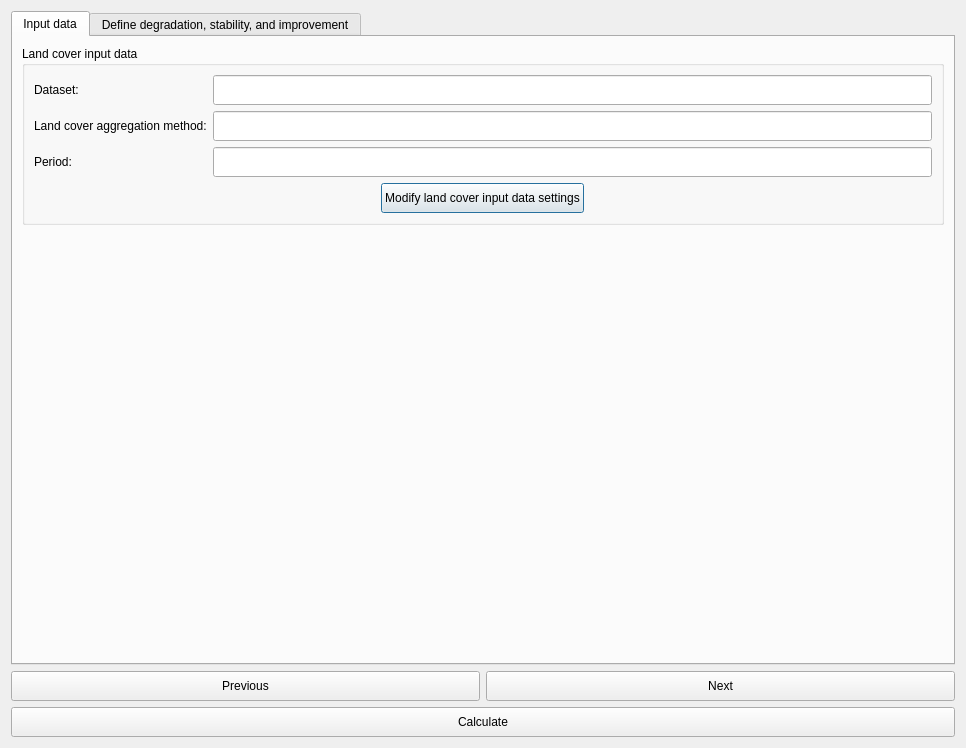
First picture: the form in LDMP/gui/DlgCalculateLC.ui, repository ConservationInternational/trends.earth, before the edit.
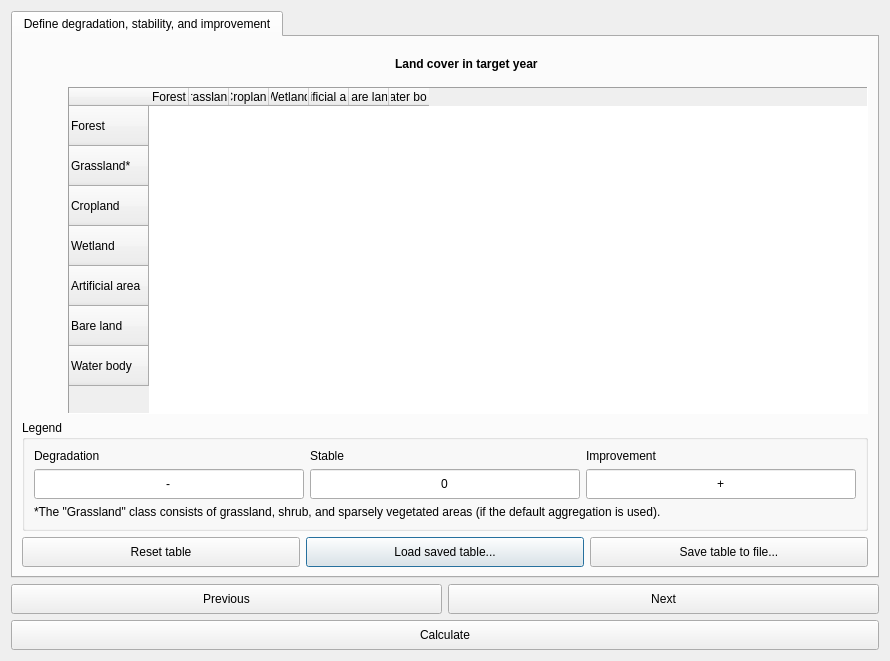
Second picture: the form after the edit.

Commit message: Separate LC setup into a widget to be reused.

What changed in the file:
```diff
--- a/LDMP/gui/DlgCalculateLC.ui
+++ b/LDMP/gui/DlgCalculateLC.ui
@@ -6,8 +6,8 @@
    <rect>
     <x>0</x>
     <y>0</y>
-    <width>966</width>
-    <height>748</height>
+    <width>890</width>
+    <height>656</height>
    </rect>
   </property>
   <property name="sizePolicy">
@@ -34,114 +34,6 @@
      <property name="currentIndex">
       <number>0</number>
      </property>
-     <widget class="QWidget" name="SetupTab">
-      <attribute name="title">
-       <string>Input data</string>
-      </attribute>
-      <layout class="QVBoxLayout" name="verticalLayout_2">
-       <item>
-        <widget class="QGroupBox" name="groupBox">
-         <property name="title">
-          <string>Land cover input data</string>
-         </property>
-         <layout class="QGridLayout" name="gridLayout">
-          <item row="0" column="0">
-           <widget class="QLabel" name="label_4">
-            <property name="text">
-             <string>Dataset:</string>
-            </property>
-           </widget>
-          </item>
-          <item row="2" column="0">
-           <widget class="QLabel" name="label_3">
-            <property name="text">
-             <string>Land cover aggregation method:</string>
-            </property>
-           </widget>
-          </item>
-          <item row="3" column="0">
-           <widget class="QLabel" name="label_2">
-            <property name="text">
-             <string>Period:</string>
-            </property>
-           </widget>
-          </item>
-          <item row="0" column="1">
-           <widget class="QLineEdit" name="lineEdit_dataset">
-            <property name="minimumSize">
-             <size>
-              <width>0</width>
-              <height>30</height>
-             </size>
-            </property>
-            <property name="readOnly">
-             <bool>true</bool>
-            </property>
-           </widget>
-          </item>
-          <item row="2" column="1">
-           <widget class="QLineEdit" name="lineEdit_agg_method">
-            <property name="minimumSize">
-             <size>
-              <width>0</width>
-              <height>30</height>
-             </size>
-            </property>
-            <property name="readOnly">
-             <bool>true</bool>
-            </property>
-           </widget>
-          </item>
-          <item row="3" column="1">
-           <widget class="QLineEdit" name="lineEdit_period">
-            <property name="minimumSize">
-             <size>
-              <width>0</width>
-              <height>30</height>
-             </size>
-            </property>
-            <property name="readOnly">
-             <bool>true</bool>
-            </property>
-           </widget>
-          </item>
-          <item row="4" column="0" colspan="2" alignment="Qt::AlignHCenter">
-           <widget class="QPushButton" name="btn_modify_lc_settings">
-            <property name="minimumSize">
-             <size>
-              <width>200</width>
-              <height>30</height>
-             </size>
-            </property>
-            <property name="maximumSize">
-             <size>
-              <width>400</width>
-              <height>16777215</height>
-             </size>
-            </property>
-            <property name="text">
-             <string>Modify land cover input data settings</string>
-            </property>
-           </widget>
-          </item>
-         </layout>
-        </widget>
-       </item>
-       <item>
-        <spacer name="verticalSpacer_3">
-         <property name="orientation">
-          <enum>Qt::Vertical</enum>
-         </property>
-         <property name="sizeHint" stdset="0">
-          <size>
-           <width>20</width>
-           <height>0</height>
-          </size>
-         </property>
-        </spacer>
-       </item>
-      </layout>
-     </widget>
      <widget class="QWidget" name="TransitionMatrixTab">
       <attribute name="title">
        <string>Define degradation, stability, and improvement</string>
```
The commit also changes 6 other files.
